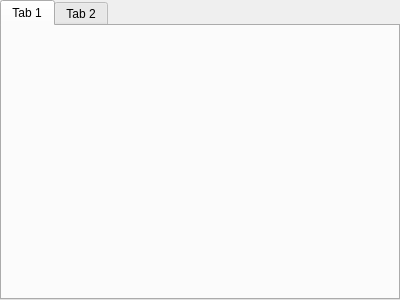
The window that widget/receiverinfo_widget.ui (yanghang8612/SMAMMainUI) describes before a commit, drawn with Qt 5.
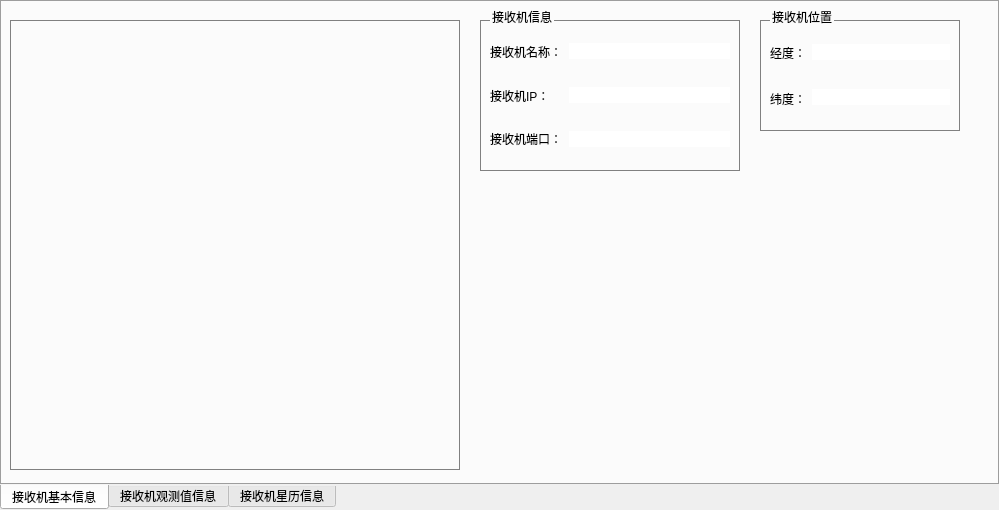
The same window after the commit.

Commit message: change some styles give software status monitor a float frame to show components status

What changed in the file:
```diff
--- a/widget/receiverinfo_widget.ui
+++ b/widget/receiverinfo_widget.ui
@@ -6,21 +6,248 @@
    <rect>
     <x>0</x>
     <y>0</y>
-    <width>400</width>
-    <height>300</height>
+    <width>999</width>
+    <height>510</height>
    </rect>
   </property>
   <property name="windowTitle">
    <string>TabWidget</string>
   </property>
-  <widget name="tab" class="QWidget">
+  <property name="styleSheet">
+   <string notr="true">QTabWidget::pane {
+  background-color: rgb(220,220,220);
+}
+*{
+   font: 12px;
+}</string>
+  </property>
+  <property name="tabPosition">
+   <enum>QTabWidget::South</enum>
+  </property>
+  <property name="currentIndex">
+   <number>0</number>
+  </property>
+  <widget class="QWidget" name="firstReceiverTab">
    <attribute name="title">
-    <string>Tab 1</string>
+    <string>接收机基本信息</string>
    </attribute>
+   <widget class="QGroupBox" name="infoContainer">
+    <property name="geometry">
+     <rect>
+      <x>480</x>
+      <y>10</y>
+      <width>260</width>
+      <height>161</height>
+     </rect>
+    </property>
+    <property name="styleSheet">
+     <string notr="true">QGroupBox {
+  border: 1px solid gray;
+  margin-top: 10px;
+}
+QGroupBox::title {
+  top: -10px;
+  left: 10px;
+}
+QLineEdit{
+  border: 0px none;
+}</string>
+    </property>
+    <property name="title">
+     <string>接收机信息</string>
+    </property>
+    <layout class="QHBoxLayout" name="horizontalLayout">
+     <item>
+      <layout class="QVBoxLayout" name="verticalLayout">
+       <property name="spacing">
+        <number>0</number>
+       </property>
+       <item>
+        <widget class="QLabel" name="label">
+         <property name="text">
+          <string>接收机名称：</string>
+         </property>
+        </widget>
+       </item>
+       <item>
+        <widget class="QLabel" name="label_2">
+         <property name="text">
+          <string>接收机IP：    </string>
+         </property>
+        </widget>
+       </item>
+       <item>
+        <widget class="QLabel" name="label_3">
+         <property name="text">
+          <string>接收机端口：</string>
+         </property>
+        </widget>
+       </item>
+      </layout>
+     </item>
+     <item>
+      <layout class="QVBoxLayout" name="verticalLayout_2">
+       <property name="spacing">
+        <number>15</number>
+       </property>
+       <property name="topMargin">
+        <number>0</number>
+       </property>
+       <item>
+        <widget class="QLineEdit" name="receiverNameEdit">
+         <property name="enabled">
+          <bool>false</bool>
+         </property>
+         <property name="cursor">
+          <cursorShape>ArrowCursor</cursorShape>
+         </property>
+         <property name="readOnly">
+          <bool>true</bool>
+         </property>
+        </widget>
+       </item>
+       <item>
+        <widget class="QLineEdit" name="receiverIPEdit">
+         <property name="enabled">
+          <bool>false</bool>
+         </property>
+         <property name="cursor">
+          <cursorShape>ArrowCursor</cursorShape>
+         </property>
+         <property name="readOnly">
+          <bool>true</bool>
+         </property>
+        </widget>
+       </item>
+       <item>
+        <widget class="QLineEdit" name="receiverPortEdit">
+         <property name="enabled">
+          <bool>false</bool>
+         </property>
+         <property name="cursor">
+          <cursorShape>ArrowCursor</cursorShape>
+         </property>
+         <property name="readOnly">
+          <bool>true</bool>
+         </property>
+        </widget>
+       </item>
+      </layout>
+     </item>
+    </layout>
+   </widget>
+   <widget class="QGroupBox" name="groupBox">
+    <property name="geometry">
+     <rect>
+      <x>760</x>
+      <y>10</y>
+      <width>200</width>
+      <height>121</height>
+     </rect>
+    </property>
+    <property name="styleSheet">
+     <string notr="true">QGroupBox {
+  border: 1px solid gray;
+  margin-top: 10px;
+}
+QGroupBox::title {
+  top: -10px;
+  left: 10px;
+}
+QLineEdit{
+  border: 0px none;
+}</string>
+    </property>
+    <property name="title">
+     <string>接收机位置</string>
+    </property>
+    <layout class="QHBoxLayout" name="horizontalLayout_2">
+     <item>
+      <layout class="QVBoxLayout" name="verticalLayout_4">
+       <property name="spacing">
+        <number>0</number>
+       </property>
+       <item>
+        <widget class="QLabel" name="label_4">
+         <property name="text">
+          <string>经度：</string>
+         </property>
+        </widget>
+       </item>
+       <item>
+        <widget class="QLabel" name="label_5">
+         <property name="text">
+          <string>纬度：</string>
+         </property>
+        </widget>
+       </item>
+      </layout>
+     </item>
+     <item>
+      <layout class="QVBoxLayout" name="verticalLayout_6">
+       <property name="spacing">
+        <number>15</number>
+       </property>
+       <property name="topMargin">
+        <number>0</number>
+       </property>
+       <item>
+        <widget class="QLineEdit" name="receiverLongitudeEdit">
+         <property name="enabled">
+          <bool>false</bool>
+         </property>
+         <property name="cursor">
+          <cursorShape>ArrowCursor</cursorShape>
+         </property>
+         <property name="readOnly">
+          <bool>true</bool>
+         </property>
+        </widget>
+       </item>
+       <item>
+        <widget class="QLineEdit" name="receiverLatitudeEdit">
+         <property name="enabled">
+          <bool>false</bool>
+         </property>
+         <property name="cursor">
+          <cursorShape>ArrowCursor</cursorShape>
+         </property>
+         <property name="readOnly">
+          <bool>true</bool>
+         </property>
+        </widget>
+       </item>
+      </layout>
+     </item>
+    </layout>
+   </widget>
+   <widget class="QLabel" name="satelliteDistributionContainer">
+    <property name="geometry">
+     <rect>
+      <x>10</x>
+      <y>20</y>
+      <width>450</width>
+      <height>450</height>
+     </rect>
+    </property>
+    <property name="styleSheet">
+     <string notr="true">QLabel  {
+  border: 1px solid gray;
+}</string>
+    </property>
+    <property name="text">
+     <string/>
+    </property>
+   </widget>
   </widget>
-  <widget name="tab" class="QWidget">
+  <widget class="QWidget" name="secondReceiverTab">
    <attribute name="title">
-    <string>Tab 2</string>
+    <string>接收机观测值信息</string>
+   </attribute>
+  </widget>
+  <widget class="QWidget" name="thirdReceiverTab">
+   <attribute name="title">
+    <string>接收机星历信息</string>
    </attribute>
   </widget>
  </widget>
```
Left out of the diff: 6 changed lines with no effect on the pictures. The commit also changes 94 other files.
